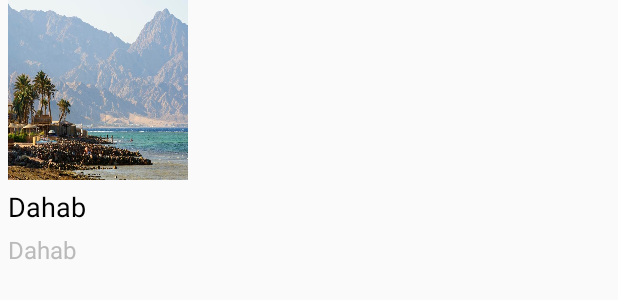
After one commit to Prof-MohamedAtef/DEPI-YAT-191-SWVL, an Android app: the layout city_card_layout.xml on its own in the app's theme, with its tools: preview values and no code run, on a phone screen of 412 x 824 dp. The commit adds this screen. Shown: the top 300 px of the screen. Run offline under Robolectric (Android 15) with nearby library versions, the phone set to English and light mode, and no system bars.

Commit message:
Added RecyclerView

```diff
--- a/app/build.gradle.kts
+++ b/app/build.gradle.kts
@@ -44,6 +44,7 @@ dependencies {
     implementation(libs.androidx.constraintlayout)
     implementation(libs.de.hdodenhof.circle.image.view)
     implementation(libs.androidx.drawer.layout)
+    implementation(libs.picasso)
     testImplementation(libs.junit)
     androidTestImplementation(libs.androidx.junit)
     androidTestImplementation(libs.androidx.espresso.core)
--- a/app/src/main/AndroidManifest.xml
+++ b/app/src/main/AndroidManifest.xml
@@ -1,7 +1,7 @@
 <?xml version="1.0" encoding="utf-8"?>
 <manifest xmlns:android="http://schemas.android.com/apk/res/android"
     xmlns:tools="http://schemas.android.com/tools">
-
+    <uses-permission android:name="android.permission.INTERNET" />
     <application
         android:allowBackup="true"
         android:dataExtractionRules="@xml/data_extraction_rules"
--- /dev/null
+++ b/app/src/main/java/mo/ed/ismailia/yat/kotlin/feature/activity/swvl/model/City.kt
@@ -0,0 +1,3 @@
+package mo.ed.ismailia.yat.kotlin.feature.activity.swvl.model
+
+data class City(var cityName: String, var cityImage: String, var tripPrice: String, var latitude: String, var longitude: String)
--- /dev/null
+++ b/app/src/main/res/drawable/city_image_shape.xml
@@ -0,0 +1,4 @@
+<?xml version="1.0" encoding="utf-8"?>
+<shape xmlns:android="http://schemas.android.com/apk/res/android">
+    <corners android:radius="20dp"/>
+</shape>
--- /dev/null
+++ b/app/src/main/res/layout/city_card_layout.xml
@@ -0,0 +1,46 @@
+<?xml version="1.0" encoding="utf-8"?>
+<androidx.constraintlayout.widget.ConstraintLayout xmlns:android="http://schemas.android.com/apk/res/android"
+    android:layout_width="130dp"
+    android:layout_height="wrap_content"
+    xmlns:app="http://schemas.android.com/apk/res-auto">
+    <androidx.constraintlayout.widget.ConstraintLayout
+        android:layout_width="120dp"
+        android:layout_height="120dp"
+        app:layout_constraintStart_toStartOf="parent"
+        app:layout_constraintEnd_toEndOf="parent"
+        app:layout_constraintTop_toTopOf="parent"
+        android:id="@+id/cityImgCard"
+        android:background="@drawable/city_image_shape">
+        <ImageView
+            android:id="@+id/cityImageView"
+            app:layout_constraintStart_toStartOf="parent"
+            app:layout_constraintEnd_toEndOf="parent"
+            app:layout_constraintTop_toTopOf="parent"
+            app:layout_constraintBottom_toBottomOf="parent"
+            android:layout_width="match_parent"
+            android:layout_height="match_parent"
+            android:src="@drawable/dahab_mountains"
+            android:scaleType="fitXY"
+            />
+    </androidx.constraintlayout.widget.ConstraintLayout>
+    <TextView
+        android:id="@+id/tvCityTitle"
+        android:layout_marginTop="5dp"
+        android:textColor="@color/black"
+        android:textSize="18sp"
+        app:layout_constraintTop_toBottomOf="@+id/cityImgCard"
+        app:layout_constraintStart_toStartOf="@+id/cityImgCard"
+        android:layout_width="wrap_content"
+        android:layout_height="wrap_content"
+        android:text="Dahab"/>
+    <TextView
+        android:id="@+id/tvTripPrice"
+        android:layout_marginTop="5dp"
+        android:textColor="@color/black_gray"
+        android:textSize="16sp"
+        app:layout_constraintTop_toBottomOf="@+id/tvCityTitle"
+        app:layout_constraintStart_toStartOf="@+id/cityImgCard"
+        android:layout_width="wrap_content"
+        android:layout_height="wrap_content"
+        android:text="Dahab"/>
+</androidx.constraintlayout.widget.ConstraintLayout>
--- a/app/src/main/res/values/strings.xml
+++ b/app/src/main/res/values/strings.xml
@@ -28,5 +28,6 @@
     <string name="settings">Settings</string>
     <string name="help">Help</string>
     <string name="privacy_center">Privacy Center</string>
+    <string name="travel_from">Travel from</string>
 
 </resources>
--- a/gradle/libs.versions.toml
+++ b/gradle/libs.versions.toml
@@ -11,6 +11,7 @@ activity = "1.9.0"
 constraintlayout = "2.1.4"
 deHdodenhofCircleImage = "3.1.0"
 drawer = "1.1.1"
+picassoVersion = "2.71828"
 
 [libraries]
 androidx-core-ktx = { group = "androidx.core", name = "core-ktx", version.ref = "coreKtx" }
@@ -23,6 +24,8 @@ androidx-activity = { group = "androidx.activity", name = "activity", version.re
 androidx-constraintlayout = { group = "androidx.constraintlayout", name = "constraintlayout", version.ref = "constraintlayout" }
 de-hdodenhof-circle-image-view = { group = "de.hdodenhof", name = "circleimageview", version.ref = "deHdodenhofCircleImage" }
 androidx-drawer-layout = { group = "androidx.drawerlayout", name = "drawerlayout", version.ref = "drawer"}
+picasso = {group = "com.squareup.picasso", name ="picasso", version.ref = "picassoVersion"}
+#implementation 'com.squareup.picasso:picasso:2.71828
 
 [plugins]
 android-application = { id = "com.android.application", version.ref = "agp" }
```
Also changed, not shown: app/src/main/java/mo/ed/ismailia/yat/kotlin/feature/activity/swvl/SwvlHomeActivity.kt (+7 -0 lines), app/src/main/java/mo/ed/ismailia/yat/kotlin/feature/activity/swvl/view/adapter/CitiesAdapter.kt (added, +39 -0 lines), app/src/main/java/mo/ed/ismailia/yat/kotlin/feature/activity/swvl/view/fragment/CitiesFragment.kt (added, +61 -0 lines), app/src/main/java/mo/ed/ismailia/yat/kotlin/feature/activity/swvl/viewmodel/CitiesViewModel.kt (added, +11 -0 lines), app/src/main/res/layout/activity_swvl_home.xml (+7 -2 lines), app/src/main/res/layout/travel_from_fragment.xml (added, +27 -0 lines), app/src/main/res/drawable/dahab_mountains.jpg (added).
